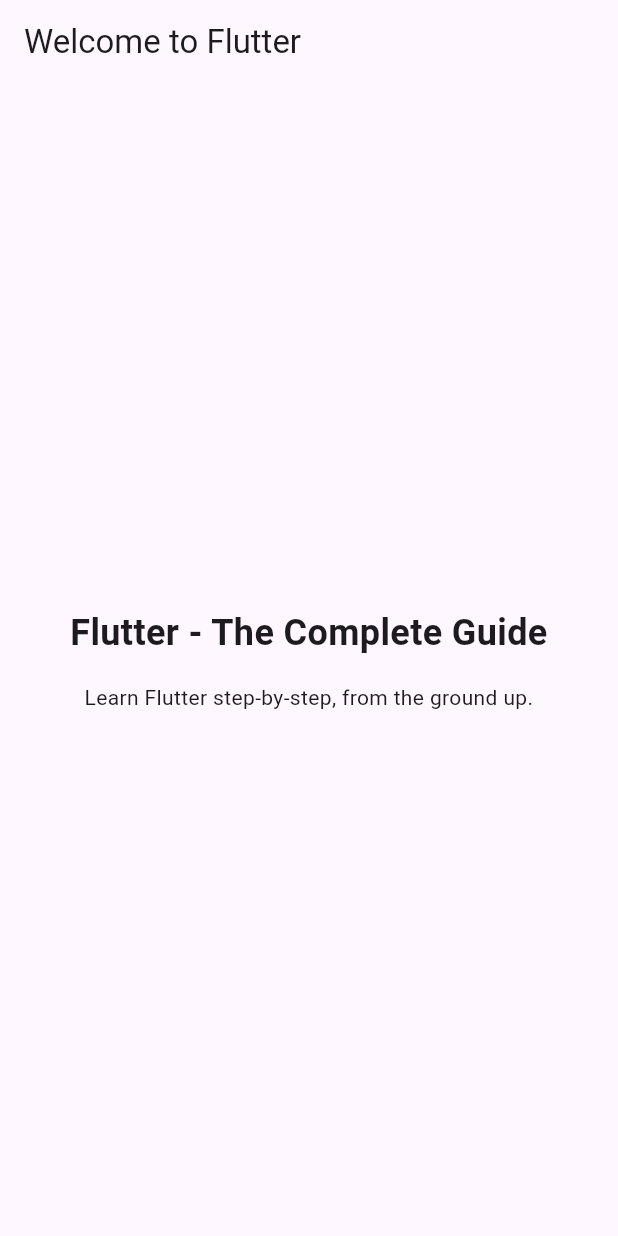
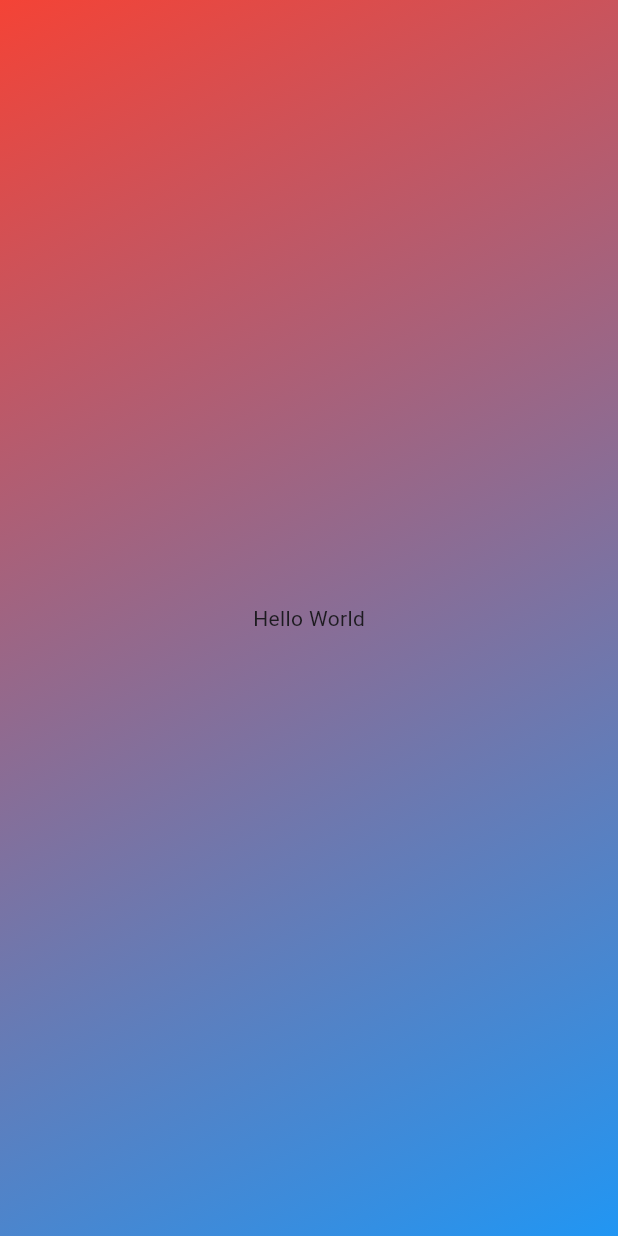
Before and after one commit to jefflueck/first_app, a Flutter app: the screen it shows after launch, on a phone screen of 412 x 824 dp. Run offline on Flutter 3.47's test engine with Material 3 defaults, Android fonts, the phone set to English and light mode, and no system bars.

Commit message:
Added Container widget and some color styling to app.

```diff
--- a/lib/main.dart
+++ b/lib/main.dart
@@ -1,54 +1,22 @@
 import 'package:flutter/material.dart';
 
 void main() {
-  runApp(const MyApp());
-}
-
-// With Flutter, you create user interfaces by combining "widgets"
-// You'll learn all about them (and much more) throughout this course!
-class MyApp extends StatelessWidget {
-  const MyApp({super.key});
-
-  // Every custom widget must have a build() method
-  // It tells Flutter, which widgets make up your custom widget
-  // Again: You'll learn all about that throughout the course!
-  @override
-  Widget build(BuildContext context) {
-    // Below, a bunch of built-in widgets are used (provided by Flutter)
-    // They will be explained in the next sections
-    // In this course, you will, of course, not just use them a lot but
-    // also learn about many other widgets!
-    return MaterialApp(
-      title: 'Flutter First App',
-      theme: ThemeData(useMaterial3: true),
+  runApp(
+    MaterialApp(
       home: Scaffold(
-        appBar: AppBar(
-          title: const Text('Welcome to Flutter'),
-        ),
         body: Container(
-          width: double.infinity,
-          padding: const EdgeInsets.all(12),
-          child: Column(
-            mainAxisAlignment: MainAxisAlignment.center,
-            crossAxisAlignment: CrossAxisAlignment.center,
-            children: const [
-              Text(
-                'Flutter - The Complete Guide',
-                textAlign: TextAlign.center,
-                style: TextStyle(
-                  fontSize: 24,
-                  fontWeight: FontWeight.bold,
-                ),
-              ),
-              SizedBox(height: 16),
-              Text(
-                'Learn Flutter step-by-step, from the ground up.',
-                textAlign: TextAlign.center,
-              ),
-            ],
+          decoration: const BoxDecoration(
+            gradient: LinearGradient(
+              colors: [Colors.red, Colors.blue],
+              begin: Alignment.topLeft,
+              end: Alignment.bottomRight,
+            ),
+          ),
+          child: const Center(
+            child: Text('Hello World'),
           ),
         ),
       ),
-    );
-  }
+    ),
+  );
 }
```
